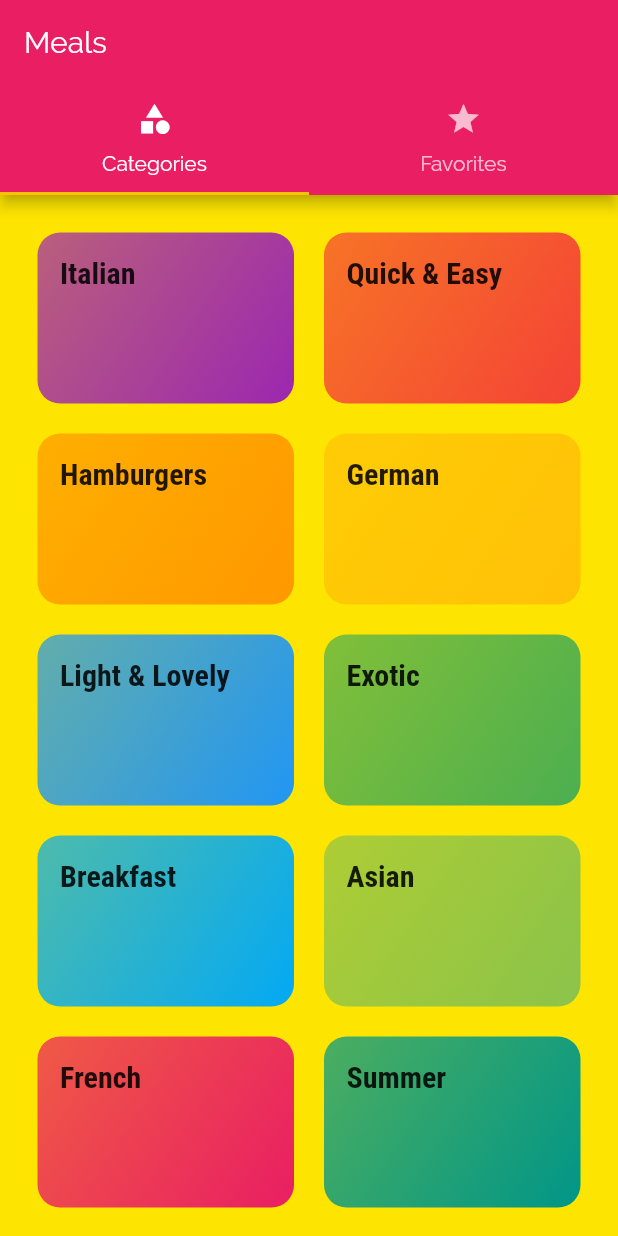
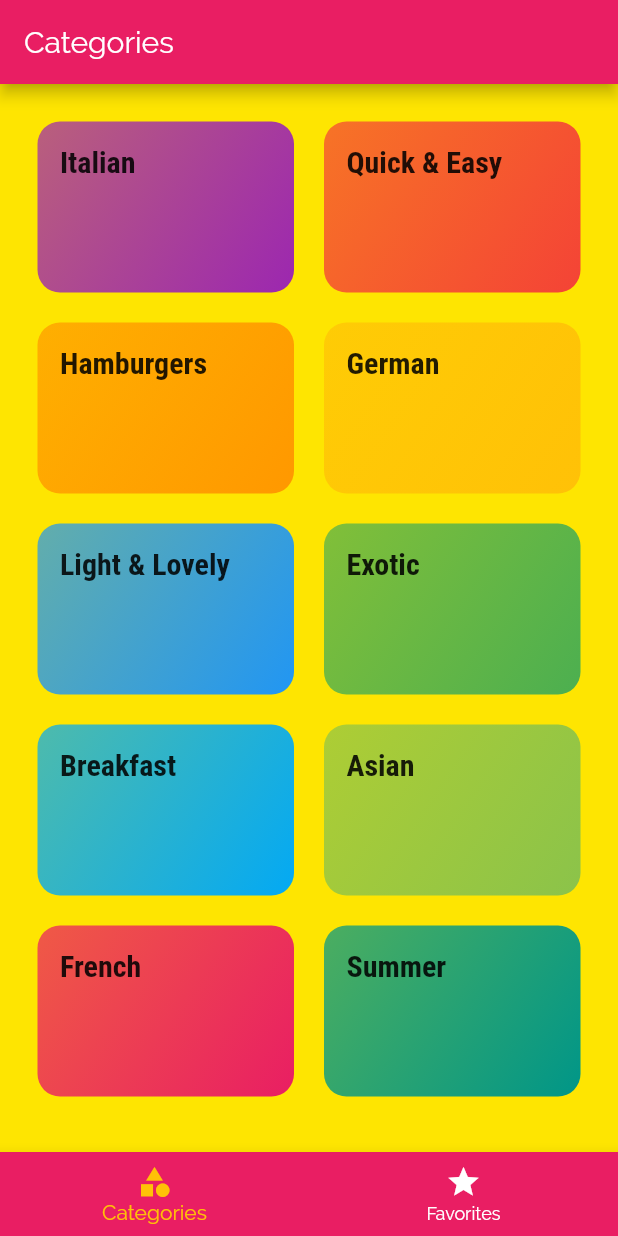
Before and after one commit to frasnym/learn-flutter-meals-app, a Flutter app: the screen it shows after launch, on a phone screen of 412 x 824 dp. Run offline on Flutter 3.47's test engine with Material 2 defaults, Android fonts, the phone set to English and light mode, and no system bars.

```diff
--- a/lib/screens/tabs_screen.dart
+++ b/lib/screens/tabs_screen.dart
@@ -9,33 +9,50 @@ class TabsScreen extends StatefulWidget {
 }
 
 class _TabsScreenState extends State<TabsScreen> {
+  final List<Map<String, Object>> _pages = [
+    {
+      'title': 'Categories',
+      'page': CategoriesScreen(),
+    },
+    {
+      'title': 'Your Favorites',
+      'page': FavoritesScreen(),
+    },
+  ];
+  int _selectedPageIndex = 0;
+
+  void _selectPage(int index) {
+    setState(() {
+      _selectedPageIndex = index;
+    });
+  }
+
   @override
   Widget build(BuildContext context) {
-    return DefaultTabController(
-      length: 2,
-      // initialIndex: 0,
-      child: Scaffold(
-        appBar: AppBar(
-          title: Text('Meals'),
-          bottom: TabBar(
-            tabs: <Widget>[
-              Tab(
-                icon: Icon(Icons.category),
-                text: 'Categories',
-              ),
-              Tab(
-                icon: Icon(Icons.star),
-                text: 'Favorites',
-              ),
-            ],
+    return Scaffold(
+      appBar: AppBar(
+        title: Text(_pages[_selectedPageIndex]['title']),
+      ),
+      body: _pages[_selectedPageIndex]['page'],
+      bottomNavigationBar: BottomNavigationBar(
+        onTap: _selectPage,
+        backgroundColor: Theme.of(context).primaryColor,
+        unselectedItemColor: Colors.white,
+        selectedItemColor: Theme.of(context).accentColor,
+        currentIndex: _selectedPageIndex,
+        // type: BottomNavigationBarType.fixed,
+        items: [
+          BottomNavigationBarItem(
+            // backgroundColor: Theme.of(context).primaryColor,
+            icon: Icon(Icons.category),
+            title: Text('Categories'),
           ),
-        ),
-        body: TabBarView(
-          children: <Widget>[
-            CategoriesScreen(),
-            FavoritesScreen(),
-          ],
-        ),
+          BottomNavigationBarItem(
+            // backgroundColor: Theme.of(context).primaryColor,
+            icon: Icon(Icons.star),
+            title: Text('Favorites'),
+          ),
+        ],
       ),
     );
   }
```
